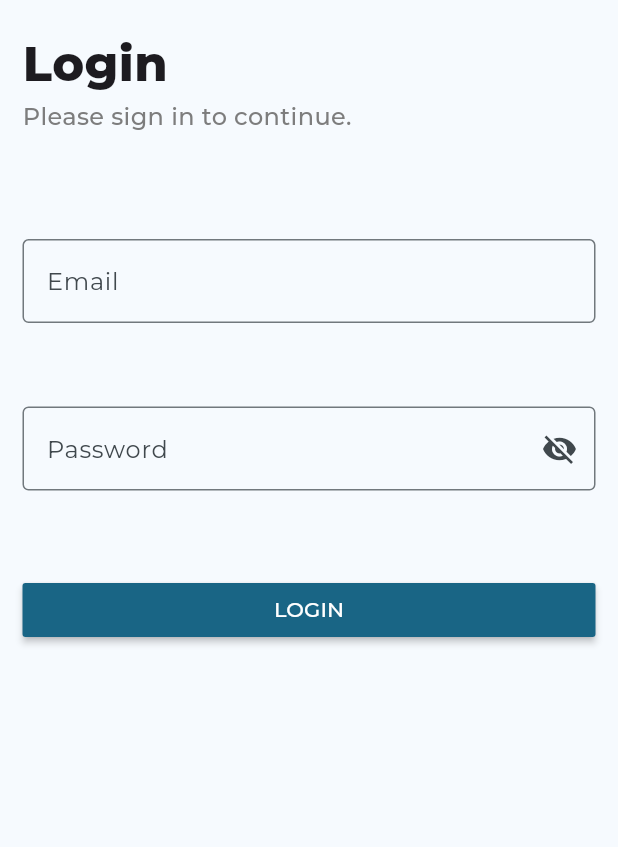
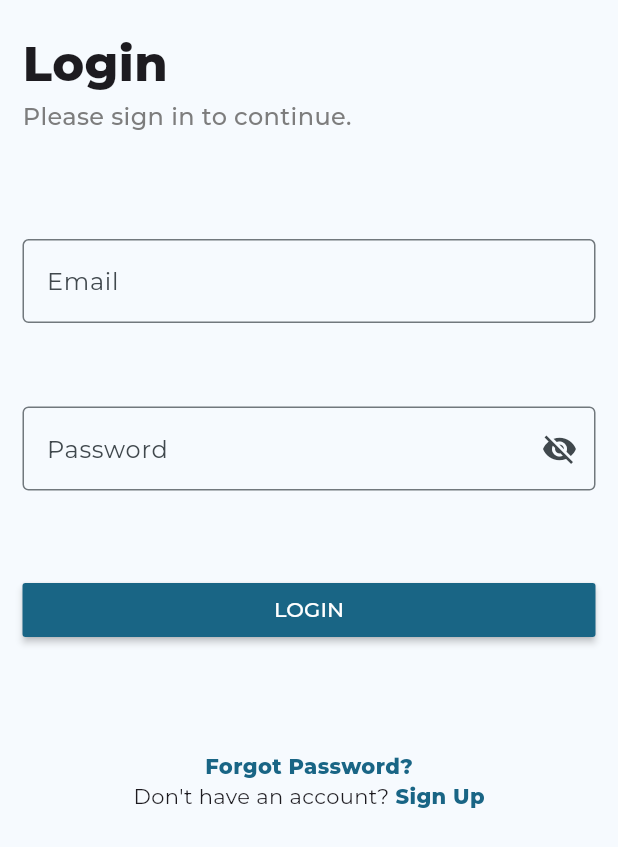
Before and after one commit to grgprarup/guffgaff, a Flutter app: the screen it shows after launch, on a phone screen of 412 x 824 dp. Shown: the top 847 px of the screen. Run offline on Flutter 3.47's test engine with Material 3 defaults, Android fonts, the phone set to English and light mode, and no system bars; our stand-ins replace google_fonts.

Commit message:
Added forgot password, signup link

```diff
--- a/lib/src/screens/login_screen.dart
+++ b/lib/src/screens/login_screen.dart
@@ -116,6 +116,47 @@ class _LoginPageState extends State<LoginPage> {
                   ),
                 ),
               ),
+              Expanded(
+                child: Column(
+                  mainAxisSize: MainAxisSize.max,
+                  mainAxisAlignment: MainAxisAlignment.start,
+                  crossAxisAlignment: CrossAxisAlignment.center,
+                  children: [
+                    GestureDetector(
+                      onTap: () {
+                        // TODO: Implement forgot password
+                      },
+                      child: Text(
+                        "Forgot Password?",
+                        style: TextStyle(
+                          color: Theme.of(context).colorScheme.primary,
+                          fontWeight: FontWeight.w800,
+                        ),
+                      ),
+                    ),
+                    Row(
+                      mainAxisSize: MainAxisSize.max,
+                      mainAxisAlignment: MainAxisAlignment.center,
+                      crossAxisAlignment: CrossAxisAlignment.end,
+                      children: [
+                        const Text("Don't have an account? "),
+                        GestureDetector(
+                          onTap: () {
+                            // TODO: Navigate to sign up screen
+                          },
+                          child: Text(
+                            "Sign Up",
+                            style: TextStyle(
+                              color: Theme.of(context).colorScheme.primary,
+                              fontWeight: FontWeight.w800,
+                            ),
+                          ),
+                        ),
+                      ],
+                    ),
+                  ],
+                ),
+              ),
             ],
           ),
         ),
```
